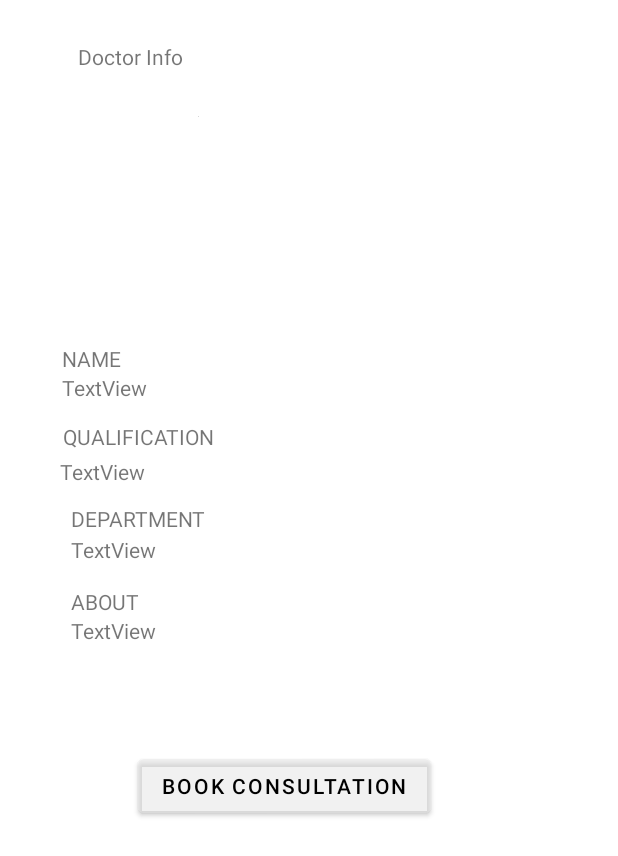
After one commit to HKpro2090/Medic-App, an Android app: the layout activity_patient_dinfo.xml on its own in the app's theme, with its tools: preview values and no code run, on a phone screen of 412 x 824 dp. The commit adds this screen. Shown: the top 856 px of the screen. Run offline under Robolectric (Android 15) with nearby library versions, the phone set to English and light mode, and no system bars.

Commit message:
doctor info activity created, no design

```diff
--- a/app/src/main/AndroidManifest.xml
+++ b/app/src/main/AndroidManifest.xml
@@ -9,6 +9,9 @@
         android:roundIcon="@mipmap/ic_launcher_round"
         android:supportsRtl="true"
         android:theme="@style/Theme.MedicApp">
+        <activity
+            android:name=".PatientDinfoActivity"
+            android:exported="false" />
         <activity
             android:name=".PatientHomePageActivity"
             android:exported="false" />
--- a/app/src/main/java/com/example/medic_app/BottomNavigatonBar.java
+++ b/app/src/main/java/com/example/medic_app/BottomNavigatonBar.java
@@ -1,5 +1,6 @@
 package com.example.medic_app;
 
+import android.content.Intent;
 import android.os.Bundle;
 
 import androidx.fragment.app.Fragment;
@@ -7,6 +8,9 @@ import androidx.fragment.app.Fragment;
 import android.view.LayoutInflater;
 import android.view.View;
 import android.view.ViewGroup;
+import android.widget.Button;
+
+import com.google.android.material.floatingactionbutton.FloatingActionButton;
 
 /**
  * A simple {@link Fragment} subclass.
@@ -59,6 +63,15 @@ public class BottomNavigatonBar extends Fragment {
     public View onCreateView(LayoutInflater inflater, ViewGroup container,
                              Bundle savedInstanceState) {
         // Inflate the layout for this fragment
-        return inflater.inflate(R.layout.fragment_bottom_navigaton_bar, container, false);
+        View view=inflater.inflate(R.layout.fragment_bottom_navigaton_bar, container, false);
+        FloatingActionButton b=(FloatingActionButton) view.findViewById(R.id.addbutton);
+        b.setOnClickListener(new View.OnClickListener() {
+            @Override
+            public void onClick(View v) {
+                Intent in=new Intent(getActivity(),PatientDinfoActivity.class);
+                startActivity(in);
+            }
+        });
+        return view;
     }
 }
--- /dev/null
+++ b/app/src/main/java/com/example/medic_app/PatientDinfoActivity.java
@@ -0,0 +1,31 @@
+package com.example.medic_app;
+
+import androidx.appcompat.app.AppCompatActivity;
+
+import android.os.Bundle;
+import android.widget.ImageView;
+import android.widget.TextView;
+
+public class PatientDinfoActivity extends AppCompatActivity {
+
+    @Override
+    protected void onCreate(Bundle savedInstanceState) {
+        super.onCreate(savedInstanceState);
+        setContentView(R.layout.activity_patient_dinfo);
+        ImageView im=(ImageView)findViewById(R.id.doctorinfoimge);
+        im.setImageResource(R.drawable.patient1);
+        String name="Dr.abc";
+        String qual="MBBS";
+        String dep="ENT";
+        String ab="two line string ";
+        TextView nam=(TextView)findViewById(R.id.dinfonametv);
+        TextView qua=(TextView)findViewById(R.id.dinfoqualtv);
+        TextView de=(TextView)findViewById(R.id.dinfodeptv);
+        TextView abou=(TextView)findViewById(R.id.dinfoabouttv);
+        nam.setText(name);
+        qua.setText(qual);
+        de.setText(dep);
+        abou.setText(ab);
+
+    }
+}
--- a/app/src/main/java/com/example/medic_app/PatientRecentListAdapter.java
+++ b/app/src/main/java/com/example/medic_app/PatientRecentListAdapter.java
@@ -1,5 +1,6 @@
 package com.example.medic_app;
 import android.app.Activity;
+import android.content.Intent;
 import android.view.LayoutInflater;
 import android.view.View;
 import android.view.ViewGroup;
--- /dev/null
+++ b/app/src/main/res/layout/activity_patient_dinfo.xml
@@ -0,0 +1,116 @@
+<?xml version="1.0" encoding="utf-8"?>
+<androidx.constraintlayout.widget.ConstraintLayout xmlns:android="http://schemas.android.com/apk/res/android"
+    xmlns:app="http://schemas.android.com/apk/res-auto"
+    xmlns:tools="http://schemas.android.com/tools"
+    android:layout_width="match_parent"
+    android:layout_height="match_parent"
+    tools:context=".PatientDinfoActivity">
+
+    <TextView
+        android:id="@+id/dinfotitle"
+        android:layout_width="wrap_content"
+        android:layout_height="wrap_content"
+        android:layout_marginStart="52dp"
+        android:layout_marginTop="28dp"
+        android:text="Doctor Info"
+        app:layout_constraintStart_toStartOf="parent"
+        app:layout_constraintTop_toTopOf="parent" />
+
+    <ImageView
+        android:id="@+id/doctorinfoimge"
+        android:layout_width="wrap_content"
+        android:layout_height="wrap_content"
+        android:layout_marginStart="132dp"
+        android:layout_marginTop="77dp"
+        app:layout_constraintStart_toStartOf="parent"
+        app:layout_constraintTop_toTopOf="parent"
+        tools:srcCompat="@tools:sample/avatars" />
+
+    <TextView
+        android:id="@+id/textView5"
+        android:layout_width="wrap_content"
+        android:layout_height="wrap_content"
+        android:layout_marginStart="41dp"
+        android:layout_marginTop="182dp"
+        android:text="NAME"
+        app:layout_constraintStart_toStartOf="parent"
+        app:layout_constraintTop_toBottomOf="@+id/dinfotitle" />
+
+    <TextView
+        android:id="@+id/dinfonametv"
+        android:layout_width="wrap_content"
+        android:layout_height="wrap_content"
+        android:layout_marginStart="41dp"
+        android:text="TextView"
+        app:layout_constraintStart_toStartOf="parent"
+        app:layout_constraintTop_toBottomOf="@+id/textView5" />
+
+    <TextView
+        android:id="@+id/textView7"
+        android:layout_width="wrap_content"
+        android:layout_height="wrap_content"
+        android:layout_marginStart="42dp"
+        android:layout_marginTop="13dp"
+        android:text="QUALIFICATION"
+        app:layout_constraintStart_toStartOf="parent"
+        app:layout_constraintTop_toBottomOf="@+id/dinfonametv" />
+
+    <TextView
+        android:id="@+id/dinfoqualtv"
+        android:layout_width="wrap_content"
+        android:layout_height="wrap_content"
+        android:layout_marginStart="40dp"
+        android:layout_marginTop="4dp"
+        android:text="TextView"
+        app:layout_constraintStart_toStartOf="parent"
+        app:layout_constraintTop_toBottomOf="@+id/textView7" />
+
+    <TextView
+        android:id="@+id/textView9"
+        android:layout_width="wrap_content"
+        android:layout_height="wrap_content"
+        android:layout_marginStart="47dp"
+        android:layout_marginTop="12dp"
+        android:text="DEPARTMENT"
+        app:layout_constraintStart_toStartOf="parent"
+        app:layout_constraintTop_toBottomOf="@+id/dinfoqualtv" />
+
+    <TextView
+        android:id="@+id/dinfodeptv"
+        android:layout_width="wrap_content"
+        android:layout_height="wrap_content"
+        android:layout_marginStart="47dp"
+        android:layout_marginTop="1dp"
+        android:text="TextView"
+        app:layout_constraintStart_toStartOf="parent"
+        app:layout_constraintTop_toBottomOf="@+id/textView9" />
+
+    <TextView
+        android:id="@+id/textView11"
+        android:layout_width="wrap_content"
+        android:layout_height="wrap_content"
+        android:layout_marginStart="47dp"
+        android:layout_marginTop="15dp"
+        android:text="ABOUT"
+        app:layout_constraintStart_toStartOf="parent"
+        app:layout_constraintTop_toBottomOf="@+id/dinfodeptv" />
+
+    <TextView
+        android:id="@+id/dinfoabouttv"
+        android:layout_width="wrap_content"
+        android:layout_height="wrap_content"
+        android:layout_marginStart="47dp"
+        android:text="TextView"
+        app:layout_constraintStart_toStartOf="parent"
+        app:layout_constraintTop_toBottomOf="@+id/textView11" />
+
+    <Button
+        android:id="@+id/bookAppointmentButton"
+        android:layout_width="wrap_content"
+        android:layout_height="wrap_content"
+        android:layout_marginStart="92dp"
+        android:layout_marginBottom="276dp"
+        android:text="Book Consultation"
+        app:layout_constraintBottom_toBottomOf="parent"
+        app:layout_constraintStart_toStartOf="parent" />
+</androidx.constraintlayout.widget.ConstraintLayout>
```
